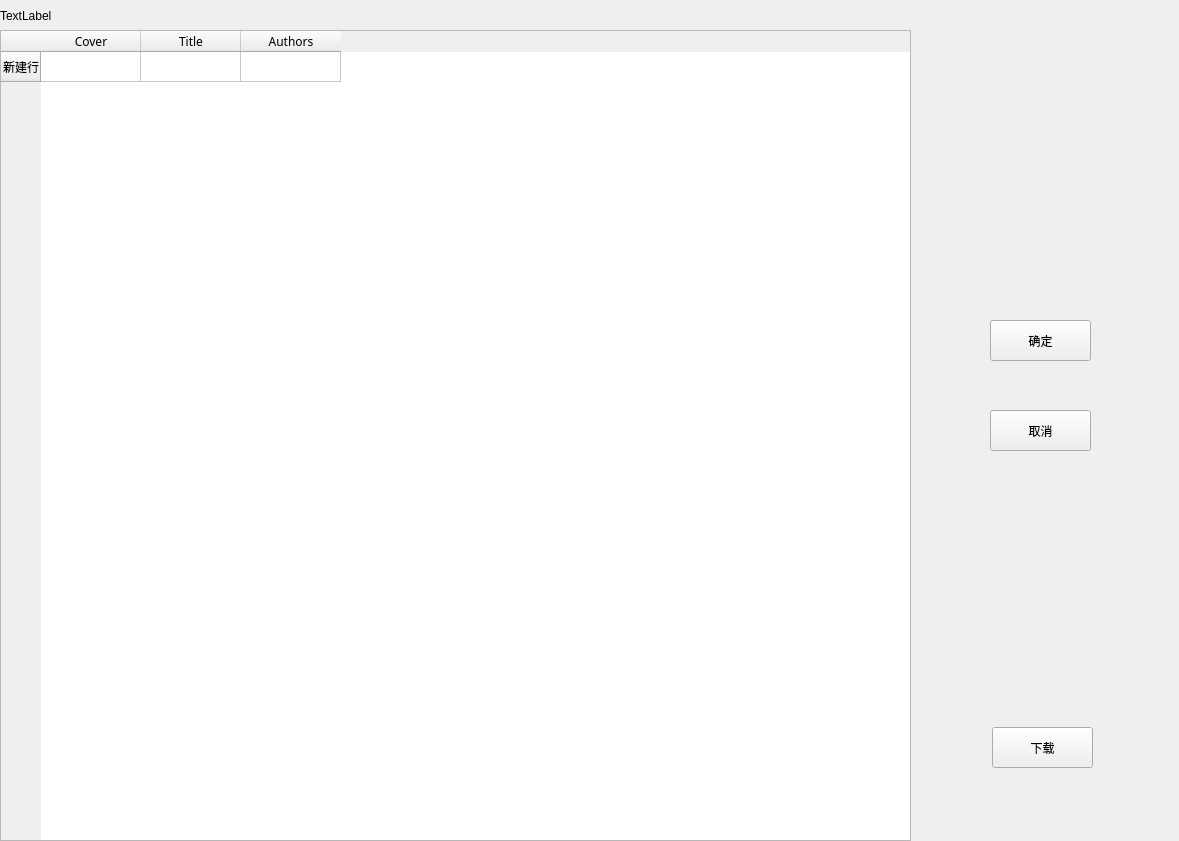
Qt form UI/book_page.ui (Shrimpwr/Ugokanai-dai-toshokan) before a commit.
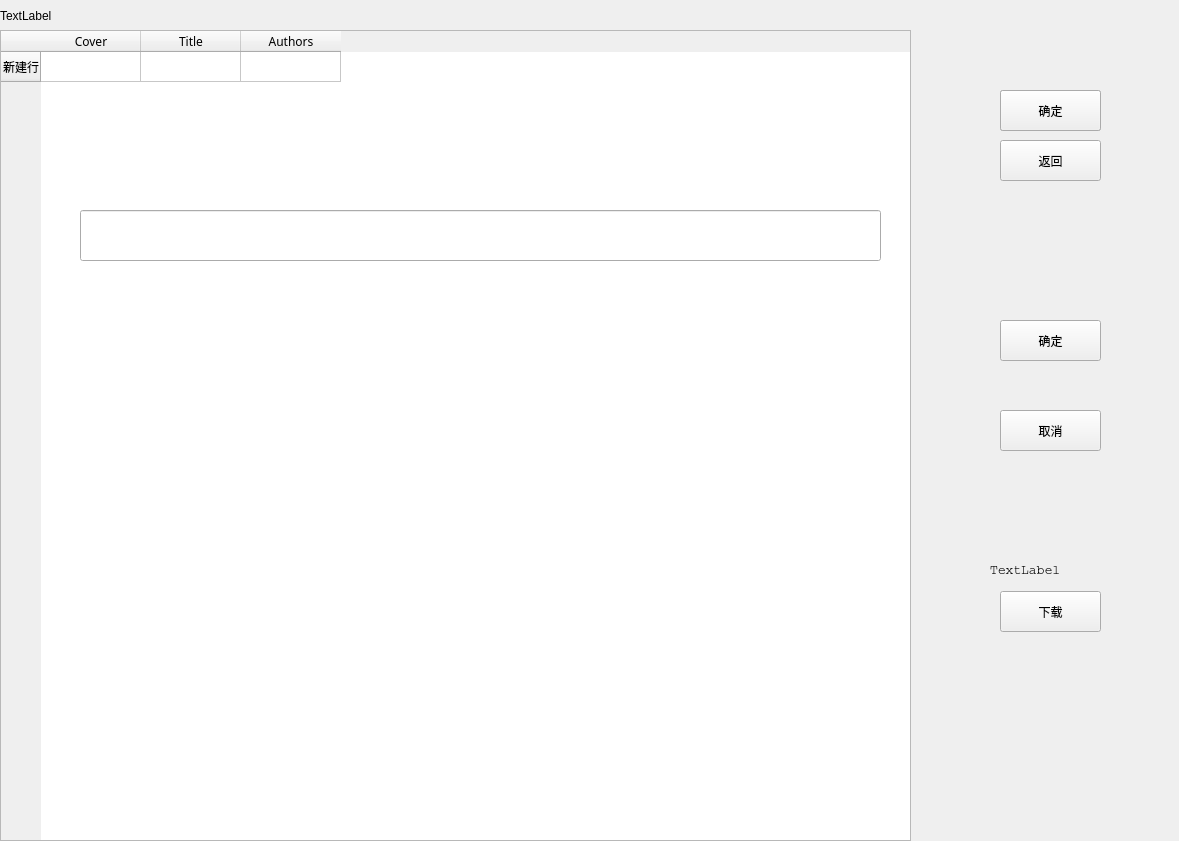
The same form after that commit.

The edit to the form file:
```diff
--- a/UI/book_page.ui
+++ b/UI/book_page.ui
@@ -67,10 +67,10 @@
   <widget class="QLabel" name="coverlabel">
    <property name="geometry">
     <rect>
-     <x>951</x>
-     <y>64</y>
-     <width>181</width>
-     <height>261</height>
+     <x>950</x>
+     <y>200</y>
+     <width>191</width>
+     <height>281</height>
     </rect>
    </property>
    <property name="text">
@@ -80,8 +80,8 @@
   <widget class="QPushButton" name="btn_download">
    <property name="geometry">
     <rect>
-     <x>992</x>
-     <y>727</y>
+     <x>1000</x>
+     <y>591</y>
      <width>101</width>
      <height>41</height>
     </rect>
@@ -93,7 +93,7 @@
   <widget class="QPushButton" name="btn_agree">
    <property name="geometry">
     <rect>
-     <x>990</x>
+     <x>1000</x>
      <y>320</y>
      <width>101</width>
      <height>41</height>
@@ -106,7 +106,7 @@
   <widget class="QPushButton" name="btn_disagree">
    <property name="geometry">
     <rect>
-     <x>990</x>
+     <x>1000</x>
      <y>410</y>
      <width>101</width>
      <height>41</height>
@@ -116,6 +116,86 @@
     <string>取消</string>
    </property>
   </widget>
+  <widget class="QLabel" name="lab_proval">
+   <property name="geometry">
+    <rect>
+     <x>990</x>
+     <y>560</y>
+     <width>131</width>
+     <height>20</height>
+    </rect>
+   </property>
+   <property name="font">
+    <font>
+     <family>Courier</family>
+     <pointsize>10</pointsize>
+    </font>
+   </property>
+   <property name="text">
+    <string>TextLabel</string>
+   </property>
+  </widget>
+  <widget class="QPushButton" name="btn_hash">
+   <property name="geometry">
+    <rect>
+     <x>1000</x>
+     <y>90</y>
+     <width>101</width>
+     <height>41</height>
+    </rect>
+   </property>
+   <property name="text">
+    <string>查找</string>
+   </property>
+  </widget>
+  <widget class="QPushButton" name="btn_back">
+   <property name="geometry">
+    <rect>
+     <x>1000</x>
+     <y>140</y>
+     <width>101</width>
+     <height>41</height>
+    </rect>
+   </property>
+   <property name="text">
+    <string>返回</string>
+   </property>
+  </widget>
+  <widget class="QLineEdit" name="lineEdit">
+   <property name="geometry">
+    <rect>
+     <x>80</x>
+     <y>210</y>
+     <width>801</width>
+     <height>51</height>
+    </rect>
+   </property>
+   <property name="font">
+    <font>
+     <family>等线</family>
+     <pointsize>14</pointsize>
+    </font>
+   </property>
+   <property name="cursor">
+    <cursorShape>IBeamCursor</cursorShape>
+   </property>
+   <property name="text">
+    <string/>
+   </property>
+  </widget>
+  <widget class="QPushButton" name="btn_hashagree">
+   <property name="geometry">
+    <rect>
+     <x>1000</x>
+     <y>90</y>
+     <width>101</width>
+     <height>41</height>
+    </rect>
+   </property>
+   <property name="text">
+    <string>确定</string>
+   </property>
+  </widget>
  </widget>
  <resources/>
  <connections/>
```
